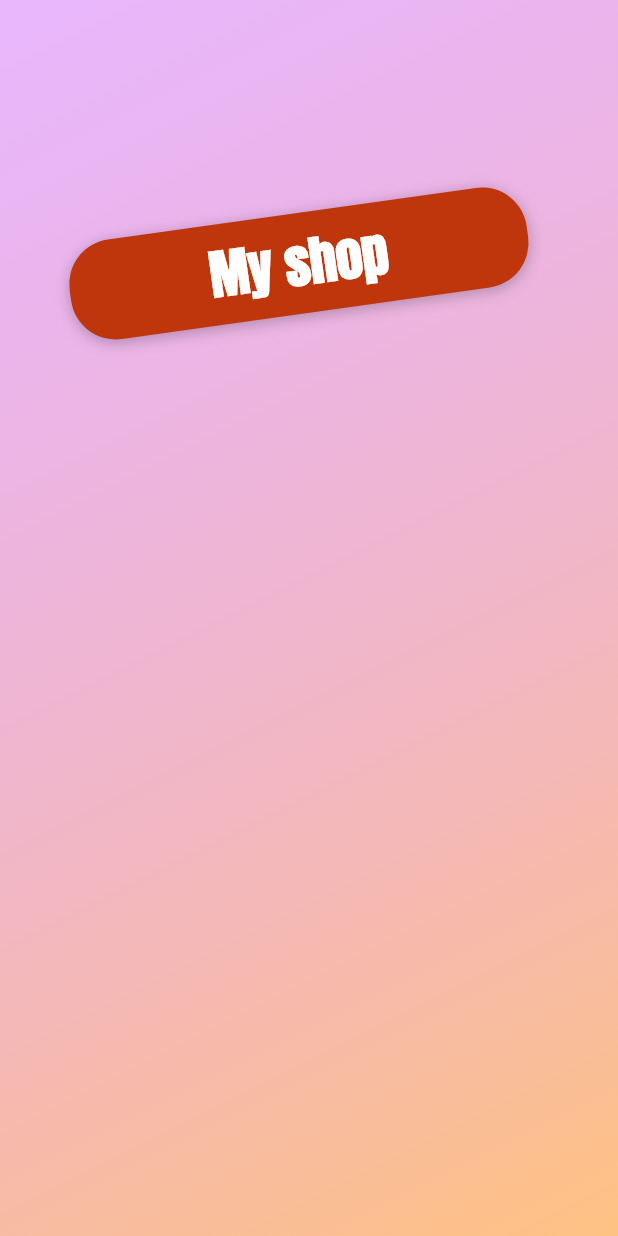
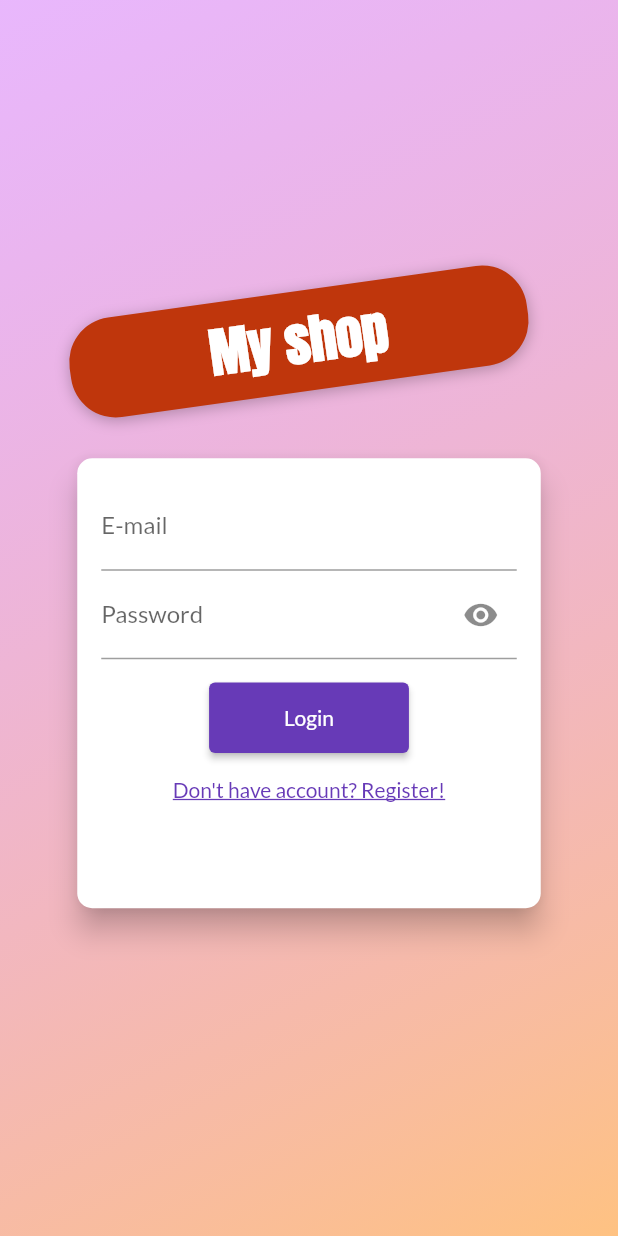
Before and after one commit to vPokladLI/ShopApp, a Flutter app: the screen it shows after launch, on a phone screen of 412 x 824 dp. Run offline on Flutter 3.47's test engine with Material 2 defaults, Android fonts, the phone set to English and light mode, and no system bars; our stand-ins replace form_validator.

```diff
--- a/lib/pages/auth_screen.dart
+++ b/lib/pages/auth_screen.dart
@@ -80,12 +80,160 @@ class AuthCard extends StatefulWidget {
 }
 
 class _AuthCardState extends State<AuthCard> {
+  var _isLoading = false;
+  var _passwordVisible = true;
   final GlobalKey<FormState> _formKey = GlobalKey();
   AuthMode _authMode = AuthMode.login;
   Map<String, String> _authData = {'email': '', 'password': ''};
   final _passwordController = TextEditingController();
+
+  void _submitForm() {
+    if (!_formKey.currentState!.validate()) {
+      return;
+    }
+    _formKey.currentState!.save();
+    setState(() {
+      _isLoading = true;
+    });
+
+    if (_authMode == AuthMode.login) {
+// login
+    } else {
+      //signIn
+    }
+
+    // setState(() {
+    //   _isLoading = false;
+    // });
+  }
+
+  void _switchAuthMode() {
+    if (_authMode == AuthMode.login) {
+      setState(() {
+        _authMode = AuthMode.signUp;
+      });
+    } else {
+      setState(() {
+        _authMode = AuthMode.login;
+      });
+    }
+  }
+
   @override
   Widget build(BuildContext context) {
-    return Container();
+    final size = MediaQuery.of(context).size;
+    return Card(
+      shape: RoundedRectangleBorder(borderRadius: BorderRadius.circular(10)),
+      elevation: 8,
+      child: Container(
+        height: _authMode == AuthMode.login ? 300 : 380,
+        width: size.width * 0.75,
+        constraints:
+            BoxConstraints(minHeight: _authMode == AuthMode.login ? 260 : 320),
+        padding: const EdgeInsets.all(16),
+        child: Form(
+            key: _formKey,
+            child: SingleChildScrollView(
+              child: Column(
+                  mainAxisAlignment: MainAxisAlignment.spaceAround,
+                  children: [
+                    TextFormField(
+                      textInputAction: TextInputAction.next,
+                      decoration: const InputDecoration(label: Text('E-mail')),
+                      keyboardType: TextInputType.emailAddress,
+                      validator: (value) {
+                        if (value!.isEmpty || !value.contains('@')) {
+                          return 'e-mail is not valid';
+                        }
+                        return null;
+                      },
+                      onSaved: (newValue) {
+                        _authData['email'] = newValue!;
+                      },
+                    ),
+                    TextFormField(
+                      textInputAction: TextInputAction.next,
+                      obscureText: _passwordVisible,
+                      decoration: InputDecoration(
+                        label: const Text('Password'),
+                        suffixIcon: IconButton(
+                          icon: Icon(_passwordVisible
+                              ? Icons.visibility
+                              : Icons.visibility_off),
+                          onPressed: () {
+                            setState(() {
+                              _passwordVisible = !_passwordVisible;
+                            });
+                          },
+                        ),
+                      ),
+                      keyboardType: TextInputType.visiblePassword,
+                      controller: _passwordController,
+                      validator: (value) {
+                        if (value!.length < 8) {
+                          return 'Password length must be at least 8 charts';
+                        }
+                        return null;
+                      },
+                      onSaved: (newValue) {
+                        _authData['password'] = newValue!;
+                      },
+                    ),
+                    if (_authMode == AuthMode.signUp)
+                      TextFormField(
+                        textInputAction: TextInputAction.done,
+                        obscureText: _passwordVisible,
+                        enabled: _authMode == AuthMode.signUp,
+                        decoration: InputDecoration(
+                          label: const Text('Confirm password'),
+                          suffixIcon: IconButton(
+                            icon: Icon(_passwordVisible
+                                ? Icons.visibility
+                                : Icons.visibility_off),
+                            onPressed: () {
+                              setState(() {
+                                _passwordVisible = !_passwordVisible;
+                              });
+                            },
+                          ),
+                        ),
+                        keyboardType: TextInputType.visiblePassword,
+                        validator: _authMode == AuthMode.signUp
+                            ? (value) {
+                                if (value != _passwordController.text) {
+                                  return 'Passwords are not equal';
+                                }
+                                return null;
+                              }
+                            : null,
+                        onEditingComplete: _submitForm,
+                      ),
+                    const SizedBox(
+                      height: 15,
+                    ),
+                    if (_isLoading) const CircularProgressIndicator(),
+                    if (!_isLoading)
+                      ElevatedButton(
+                          style: ElevatedButton.styleFrom(
+                              padding: const EdgeInsets.symmetric(
+                                  horizontal: 50, vertical: 15)),
+                          onPressed: _submitForm,
+                          child: Text(_authMode == AuthMode.login
+                              ? 'Login'
+                              : 'Register')),
+                    TextButton(
+                        onPressed: _switchAuthMode,
+                        child: Text(
+                          _authMode == AuthMode.login
+                              ? 'Don\'t have account? Register!'
+                              : 'Already have account? Login!',
+                          style: TextStyle(
+                            decoration: TextDecoration.underline,
+                          ),
+                        )),
+                  ]),
+            )),
+      ),
+    );
   }
 }
```
Also changed, not shown: lib/providers/auth_provider.dart (added, +10 -0 lines).
